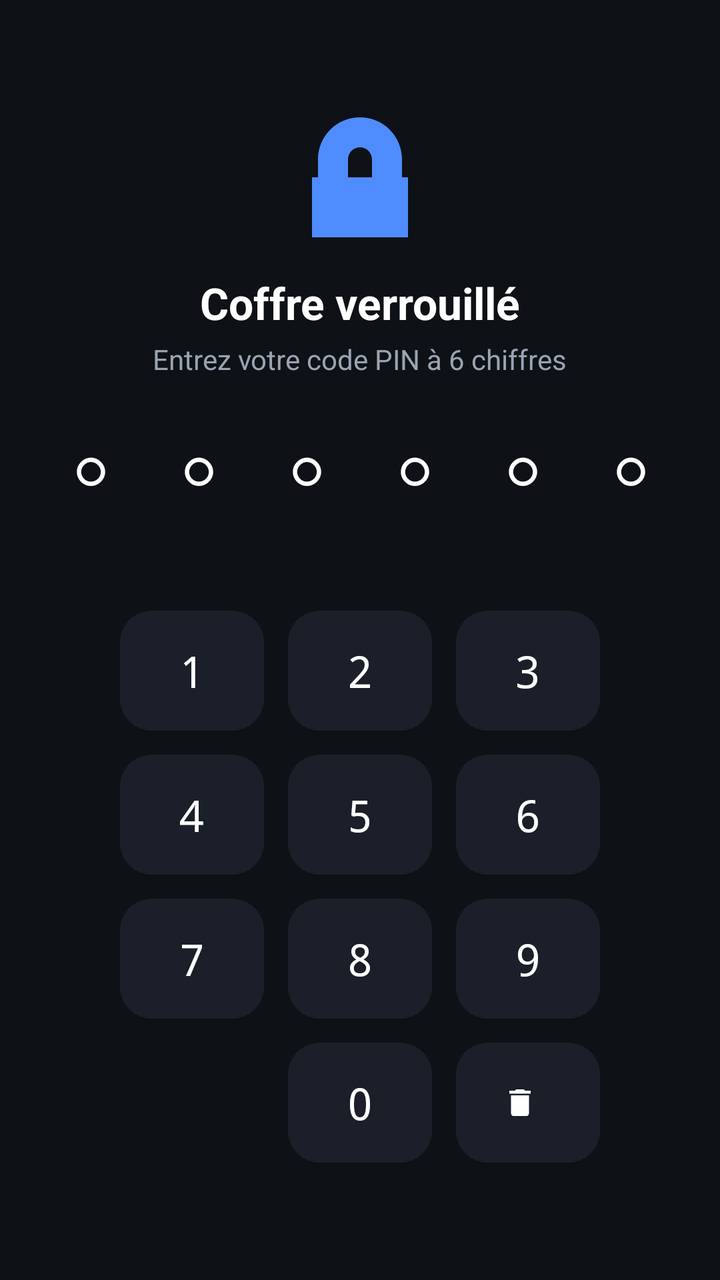
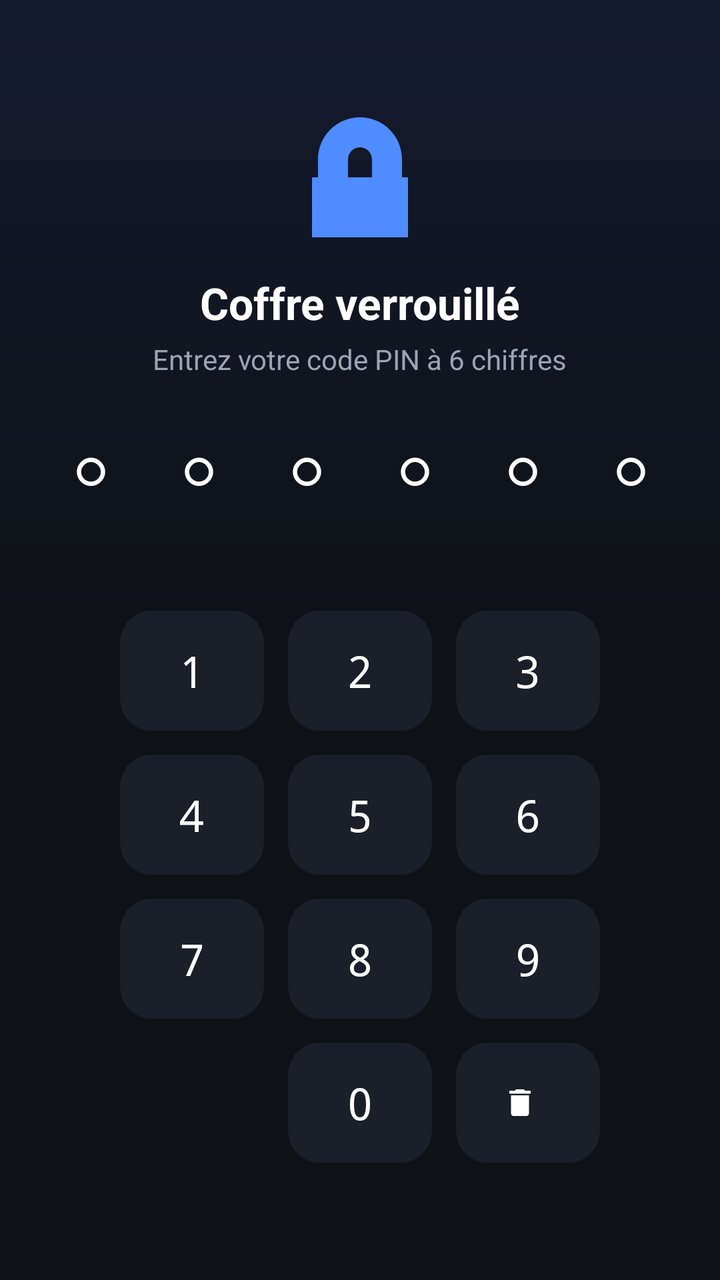

Two renders of the same Android screen: before a commit and after it. Below are the layout's source before the change and the commit's diff.
<!-- AndroidManifest.xml: application theme Theme.PassVault -->
<!-- res/layout/activity_main.xml -->
<?xml version="1.0" encoding="utf-8"?>
<FrameLayout xmlns:android="http://schemas.android.com/apk/res/android"
    xmlns:app="http://schemas.android.com/apk/res-auto"
    android:layout_width="match_parent"
    android:layout_height="match_parent"
    android:background="@color/vault_bg"
    android:fitsSystemWindows="true"
    android:padding="16dp">

    <ScrollView
        android:id="@+id/lockView"
        android:layout_width="match_parent"
        android:layout_height="wrap_content"
        android:layout_gravity="center"
        android:fillViewport="false">

        <LinearLayout
            android:layout_width="match_parent"
            android:layout_height="wrap_content"
            android:gravity="center"
            android:orientation="vertical">

            <ImageView
                android:layout_width="72dp"
                android:layout_height="72dp"
                android:contentDescription="@null"
                android:src="@drawable/ic_lock"
                app:tint="@color/vault_accent" />

            <TextView
                android:layout_width="wrap_content"
                android:layout_height="wrap_content"
                android:layout_marginTop="12dp"
                android:text="@string/unlock_title"
                android:textColor="#FFFFFF"
                android:textSize="22sp"
                android:textStyle="bold" />

            <TextView
                android:id="@+id/unlockSubtitle"
                android:layout_width="wrap_content"
                android:layout_height="wrap_content"
                android:layout_marginTop="4dp"
                android:text="@string/pin_enter_subtitle"
                android:textColor="#9AA4B2" />

            <TextView
                android:id="@+id/pinDots"
                android:layout_width="wrap_content"
                android:layout_height="wrap_content"
                android:layout_marginTop="24dp"
                android:fontFamily="monospace"
                android:letterSpacing="0.3"
                android:text="@string/pin_dots_empty"
                android:textColor="#FFFFFF"
                android:textSize="30sp"
                android:textStyle="bold" />

            <TextView
                android:id="@+id/txtPinError"
                android:layout_width="wrap_content"
                android:layout_height="wrap_content"
                android:layout_marginTop="10dp"
                android:gravity="center"
                android:textColor="#FF6B6B"
                android:textSize="14sp" />

            <GridLayout
                android:layout_width="wrap_content"
                android:layout_height="wrap_content"
                android:layout_marginTop="16dp"
                android:columnCount="3"
                android:orientation="horizontal">

                <com.google.android.material.button.MaterialButton
                    android:id="@+id/pad1"
                    style="@style/PadButton"
                    android:text="1" />

                <com.google.android.material.button.MaterialButton
                    android:id="@+id/pad2"
                    style="@style/PadButton"
                    android:text="2" />

                <com.google.android.material.button.MaterialButton
                    android:id="@+id/pad3"
                    style="@style/PadButton"
                    android:text="3" />

                <com.google.android.material.button.MaterialButton
                    android:id="@+id/pad4"
                    style="@style/PadButton"
                    android:text="4" />

                <com.google.android.material.button.MaterialButton
                    android:id="@+id/pad5"
                    style="@style/PadButton"
                    android:text="5" />

                <com.google.android.material.button.MaterialButton
                    android:id="@+id/pad6"
                    style="@style/PadButton"
                    android:text="6" />

                <com.google.android.material.button.MaterialButton
                    android:id="@+id/pad7"
                    style="@style/PadButton"
                    android:text="7" />

                <com.google.android.material.button.MaterialButton
                    android:id="@+id/pad8"
                    style="@style/PadButton"
                    android:text="8" />

                <com.google.android.material.button.MaterialButton
                    android:id="@+id/pad9"
                    style="@style/PadButton"
                    android:text="9" />

                <Space
                    android:layout_width="72dp"
                    android:layout_height="60dp" />

                <com.google.android.material.button.MaterialButton
                    android:id="@+id/pad0"
                    style="@style/PadButton"
                    android:text="0" />

                <com.google.android.material.button.MaterialButton
                    android:id="@+id/padDel"
                    style="@style/PadButton.Icon"
                    android:contentDescription="@string/pad_delete"
                    app:icon="@drawable/ic_delete"
                    app:iconGravity="textStart" />
            </GridLayout>
        </LinearLayout>
    </ScrollView>

    <LinearLayout
        android:id="@+id/mainView"
        android:layout_width="match_parent"
        android:layout_height="match_parent"
        android:orientation="vertical"
        android:visibility="gone">

        <TextView
            android:layout_width="wrap_content"
            android:layout_height="wrap_content"
            android:layout_marginTop="12dp"
            android:text="@string/app_name"
            android:textColor="#FFFFFF"
            android:textSize="24sp"
            android:textStyle="bold" />

        <androidx.recyclerview.widget.RecyclerView
            android:id="@+id/recyclerEntries"
            android:layout_width="match_parent"
            android:layout_height="0dp"
            android:layout_weight="1"
            android:layout_marginTop="8dp"
            android:clipToPadding="false"
            android:paddingBottom="100dp" />

        <TextView
            android:id="@+id/emptyView"
            android:layout_width="match_parent"
            android:layout_height="wrap_content"
            android:layout_gravity="center"
            android:gravity="center"
            android:text="@string/empty_vault"
            android:textColor="#9AA4B2"
            android:visibility="gone" />

        <com.google.android.material.floatingactionbutton.FloatingActionButton
            android:id="@+id/fabAdd"
            android:layout_width="wrap_content"
            android:layout_height="wrap_content"
            android:layout_gravity="bottom|end"
            android:layout_marginBottom="32dp"
            android:contentDescription="@string/btn_add"
            android:src="@drawable/ic_add"
            app:backgroundTint="@color/vault_accent"
            app:tint="@android:color/white" />
    </LinearLayout>
</FrameLayout>
<!-- resources referenced by this layout -->
<resources>
  <color name="vault_accent">#4F8CFF</color>
  <color name="vault_bg">#0E1116</color>
  <!-- drawable ic_add (drawable) -->
  <vector xmlns:android="http://schemas.android.com/apk/res/android"
      android:width="24dp" android:height="24dp"
      android:viewportWidth="24" android:viewportHeight="24">
      <path android:fillColor="#FF000000" android:pathData="M19,13h-6v6h-2v-6H5v-2h6V5h2v6h6v2z"/>
  </vector>
  <!-- drawable ic_delete (drawable) -->
  <vector xmlns:android="http://schemas.android.com/apk/res/android"
      android:width="24dp" android:height="24dp"
      android:viewportWidth="24" android:viewportHeight="24">
      <path android:fillColor="#FF000000" android:pathData="M6,19c0,1.1 0.9,2 2,2h8c1.1,0 2,-0.9 2,-2V7H6v12zM19,4h-3.5l-1,-1h-5l-1,1H5v2h14V4z"/>
  </vector>
  <!-- drawable ic_lock (drawable) -->
  <vector xmlns:android="http://schemas.android.com/apk/res/android"
      android:width="24dp" android:height="24dp"
      android:viewportWidth="24" android:viewportHeight="24">
      <path android:fillColor="#FF000000"
          android:pathData="M12,2C8.13,2 5,5.13 5,9v3H4v10h16V12h-1V9c0,-3.87 -3.13,-7 -7,-7zM14,9v3h-4V9c0,-1.1 0.9,-2 2,-2s2,0.9 2,2z"/>
  </vector>
  <string name="app_name">PassVault</string>
  <string name="btn_add">Ajouter une entrée</string>
  <string name="empty_vault">Aucune entrée. Ajoutez votre premier mot de passe.</string>
  <string name="pad_delete">Effacer</string>
  <string name="pin_dots_empty">○ ○ ○ ○ ○ ○</string>
  <string name="pin_enter_subtitle">Entrez votre code PIN à 6 chiffres</string>
  <string name="unlock_title">Coffre verrouillé</string>
  <style name="PadButton" parent="Widget.Material3.Button.TonalButton">
          <item name="android:layout_width">72dp</item>
          <item name="android:layout_height">60dp</item>
          <item name="android:layout_margin">6dp</item>
          <item name="android:insetTop">0dp</item>
          <item name="android:insetBottom">0dp</item>
          <item name="android:textSize">22sp</item>
          <item name="android:fontFamily">monospace</item>
          <item name="android:backgroundTint">@color/vault_card</item>
          <item name="android:textColor">#FFFFFF</item>
          <item name="cornerRadius">16dp</item>
      </style>
  <style name="PadButton.Icon" parent="PadButton">
          <item name="android:layout_width">72dp</item>
          <item name="android:layout_height">60dp</item>
          <item name="iconTint">#FFFFFF</item>
      </style>
  <style name="Theme.PassVault" parent="Base.Theme.PassVault" />
  <color name="vault_card">#1A1F29</color>
  <style name="Base.Theme.PassVault" parent="Theme.Material3.Dark.NoActionBar">
          <item name="colorPrimary">@color/vault_accent</item>
          <item name="android:statusBarColor">@android:color/transparent</item>
          <item name="android:windowLightStatusBar">false</item>
      </style>
</resources>

<!-- the commit's change to res/layout/activity_main.xml (unified diff, before → after) -->
@@ -3,9 +3,13 @@
     xmlns:app="http://schemas.android.com/apk/res-auto"
     android:layout_width="match_parent"
     android:layout_height="match_parent"
-    android:background="@color/vault_bg"
-    android:fitsSystemWindows="true"
-    android:padding="16dp">
+    android:background="@drawable/bg_gradient"
+    android:fitsSystemWindows="true">
+
+    <FrameLayout
+        android:layout_width="match_parent"
+        android:layout_height="match_parent"
+        android:padding="20dp">
 
     <ScrollView
         android:id="@+id/lockView"
@@ -182,4 +186,5 @@
             app:backgroundTint="@color/vault_accent"
             app:tint="@android:color/white" />
     </LinearLayout>
+    </FrameLayout>
 </FrameLayout>
<!-- resource entries referenced after the edit -->
@@ -1,7 +1,16 @@
 <!-- resources referenced by this layout -->
 <resources>
   <color name="vault_accent">#4F8CFF</color>
-  <color name="vault_bg">#0E1116</color>
+  <!-- drawable bg_gradient (drawable) -->
+  <?xml version="1.0" encoding="utf-8"?>
+  <shape xmlns:android="http://schemas.android.com/apk/res/android">
+      <gradient
+          android:angle="270"
+          android:startColor="#141B2E"
+          android:centerColor="#0E1116"
+          android:endColor="#0E1116"
+          android:type="linear" />
+  </shape>
   <!-- drawable ic_add (drawable) -->
   <vector xmlns:android="http://schemas.android.com/apk/res/android"
       android:width="24dp" android:height="24dp"
